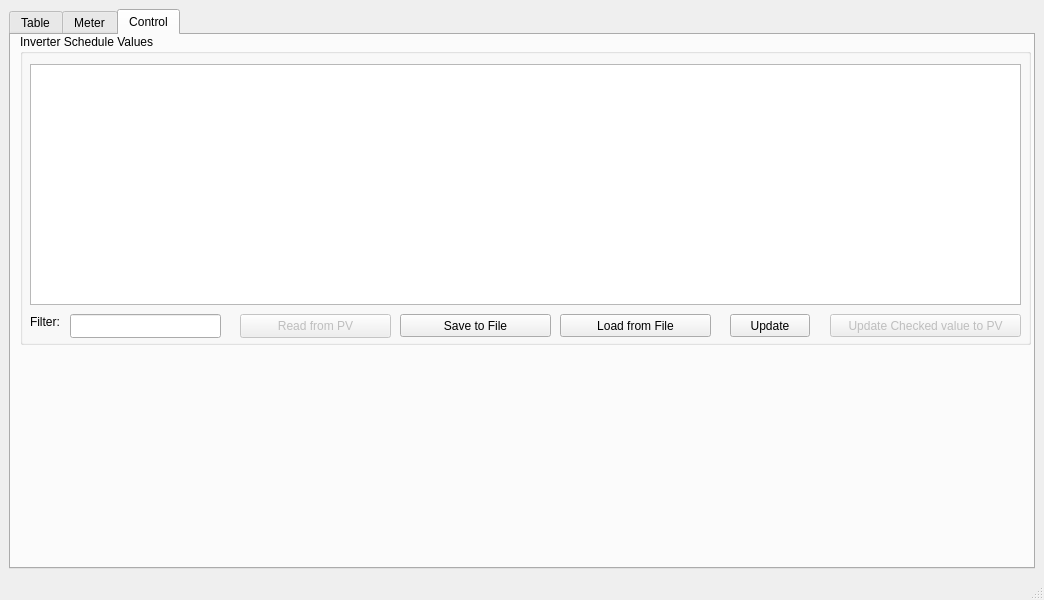
Before: the Qt Designer form Qt/PV_View/mainwindow.ui in Rolloke/GUI-Apps, drawn with Qt 5.
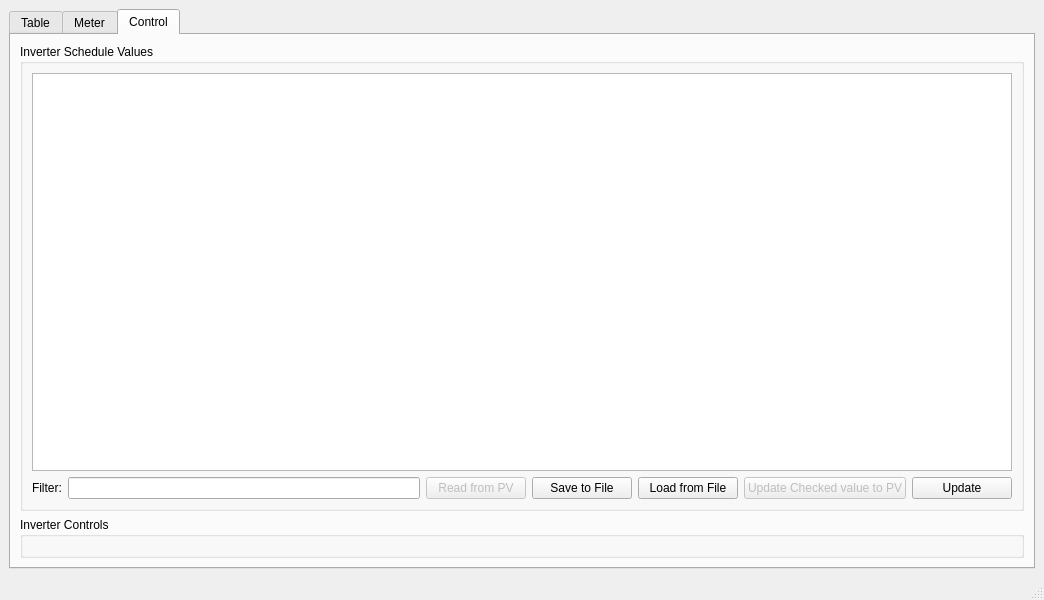
After: the same form once the commit is applied. The open tabs and pages were chosen to show the change. Icons and pictures are not drawn.

Commit message: resize control tab

What changed in the file:
```diff
--- a/Qt/PV_View/mainwindow.ui
+++ b/Qt/PV_View/mainwindow.ui
@@ -629,123 +629,129 @@
        <attribute name="title">
         <string>Control</string>
        </attribute>
-       <widget class="QGroupBox" name="groupBox">
-        <property name="geometry">
-         <rect>
-          <x>9</x>
-          <y>-1</y>
-          <width>1011</width>
-          <height>311</height>
-         </rect>
-        </property>
+       <layout class="QVBoxLayout" name="verticalLayout_2">
+        <item>
+         <widget class="QGroupBox" name="groupInverterSchedule">
         <property name="title">
          <string>Inverter Schedule Values</string>
         </property>
-        <widget class="QTableView" name="tableViewSchedule">
-         <property name="geometry">
-          <rect>
-           <x>10</x>
-           <y>30</y>
-           <width>991</width>
-           <height>241</height>
-          </rect>
-         </property>
-        </widget>
+          <layout class="QVBoxLayout" name="verticalLayout_3">
+           <item>
+            <widget class="QTableView" name="tableViewSchedule"/>
+           </item>
+           <item>
+            <layout class="QHBoxLayout" name="horizontalLayout_3">
+             <property name="leftMargin">
+              <number>0</number>
+             </property>
+             <property name="topMargin">
+              <number>0</number>
+             </property>
+             <property name="rightMargin">
+              <number>0</number>
+             </property>
+             <property name="bottomMargin">
+              <number>0</number>
+             </property>
+             <item>
         <widget class="QLabel" name="labelFilterForSchedule">
-         <property name="geometry">
-          <rect>
-           <x>10</x>
-           <y>280</y>
-           <width>51</width>
-           <height>16</height>
-          </rect>
-         </property>
          <property name="text">
           <string>Filter:</string>
          </property>
         </widget>
-        <widget class="QLineEdit" name="edtFilterForSchedule">
-         <property name="geometry">
-          <rect>
-           <x>50</x>
-           <y>280</y>
-           <width>151</width>
-           <height>24</height>
-          </rect>
-         </property>
-        </widget>
+             </item>
+             <item>
+              <widget class="QLineEdit" name="edtFilterForSchedule"/>
+             </item>
+             <item>
         <widget class="QPushButton" name="btnReadConfig">
          <property name="enabled">
           <bool>false</bool>
          </property>
-         <property name="geometry">
-          <rect>
-           <x>220</x>
-           <y>280</y>
-           <width>151</width>
-           <height>24</height>
-          </rect>
+               <property name="minimumSize">
+                <size>
+                 <width>100</width>
+                 <height>0</height>
+                </size>
          </property>
          <property name="text">
           <string>Read from PV</string>
          </property>
         </widget>
-        <widget class="QPushButton" name="btnLoadValues">
-         <property name="geometry">
-          <rect>
-           <x>540</x>
-           <y>280</y>
-           <width>151</width>
-           <height>23</height>
-          </rect>
-         </property>
-         <property name="text">
-          <string>Load from File</string>
-         </property>
-        </widget>
+             </item>
+             <item>
         <widget class="QPushButton" name="btnStoreValues">
-         <property name="geometry">
-          <rect>
-           <x>380</x>
-           <y>280</y>
-           <width>151</width>
-           <height>23</height>
-          </rect>
+               <property name="minimumSize">
+                <size>
+                 <width>100</width>
+                 <height>0</height>
+                </size>
          </property>
          <property name="text">
           <string>Save to File</string>
          </property>
         </widget>
+             </item>
+             <item>
+              <widget class="QPushButton" name="btnLoadValues">
+               <property name="minimumSize">
+                <size>
+                 <width>100</width>
+                 <height>0</height>
+                </size>
+               </property>
+               <property name="text">
+                <string>Load from File</string>
+               </property>
+              </widget>
+             </item>
+             <item>
         <widget class="QPushButton" name="btnSendValueToPv">
          <property name="enabled">
           <bool>false</bool>
          </property>
-         <property name="geometry">
-          <rect>
-           <x>810</x>
-           <y>280</y>
-           <width>191</width>
-           <height>23</height>
-          </rect>
-         </property>
          <property name="text">
           <string>Update Checked value to PV</string>
          </property>
         </widget>
+             </item>
+             <item>
         <widget class="QPushButton" name="btnUpdataList">
-         <property name="geometry">
-          <rect>
-           <x>710</x>
-           <y>280</y>
-           <width>80</width>
-           <height>23</height>
-          </rect>
+               <property name="minimumSize">
+                <size>
+                 <width>100</width>
+                 <height>0</height>
+                </size>
          </property>
          <property name="text">
           <string>Update</string>
          </property>
         </widget>
-       </widget>
+             </item>
+            </layout>
+           </item>
+          </layout>
+         </widget>
+        </item>
+        <item>
+         <widget class="QGroupBox" name="groupInverterControl">
+          <property name="sizePolicy">
+           <sizepolicy hsizetype="Preferred" vsizetype="Preferred">
+            <horstretch>0</horstretch>
+            <verstretch>0</verstretch>
+           </sizepolicy>
+          </property>
+          <property name="title">
+           <string>Inverter Controls</string>
+          </property>
+          <layout class="QVBoxLayout" name="verticalLayout_3">
+           <item>
+            <layout class="QGridLayout" name="gridLayoutControls"/>
+           </item>
+          </layout>
+         </widget>
+        </item>
+       </layout>
       </widget>
      </widget>
     </item>
```
Lines whose indentation alone changed are shown as unchanged. The commit also changes 3 other files.
